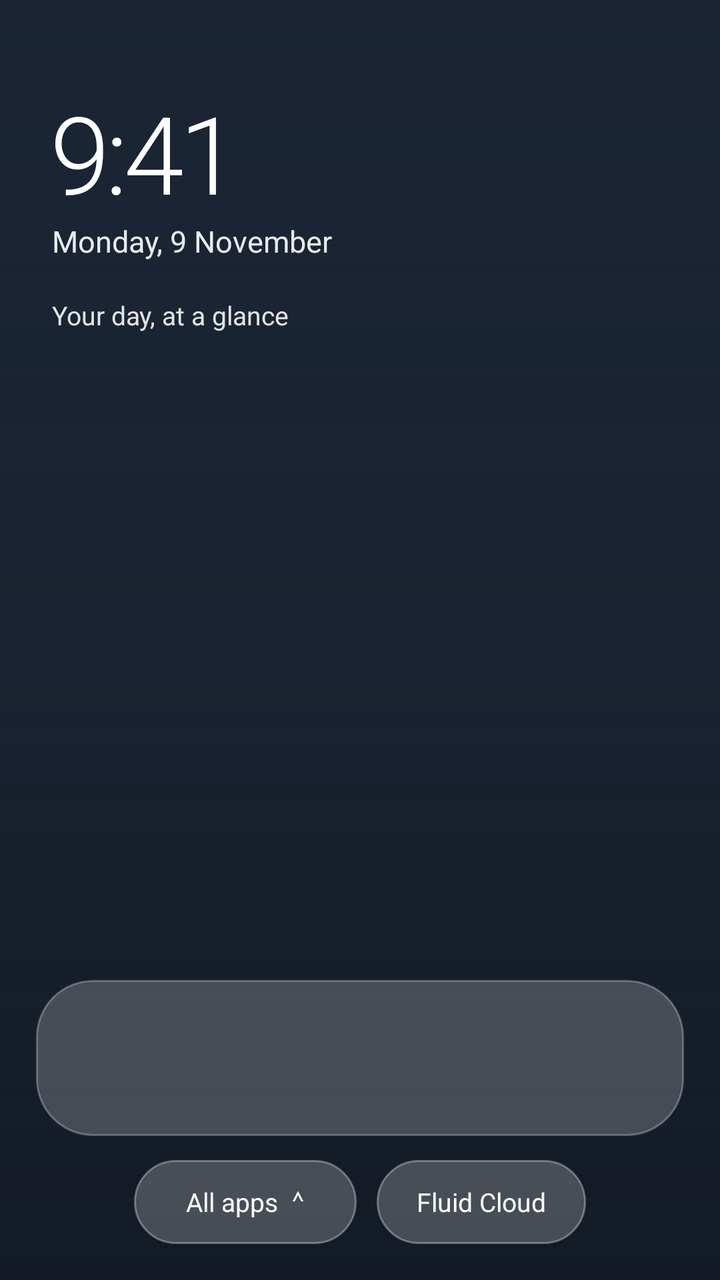
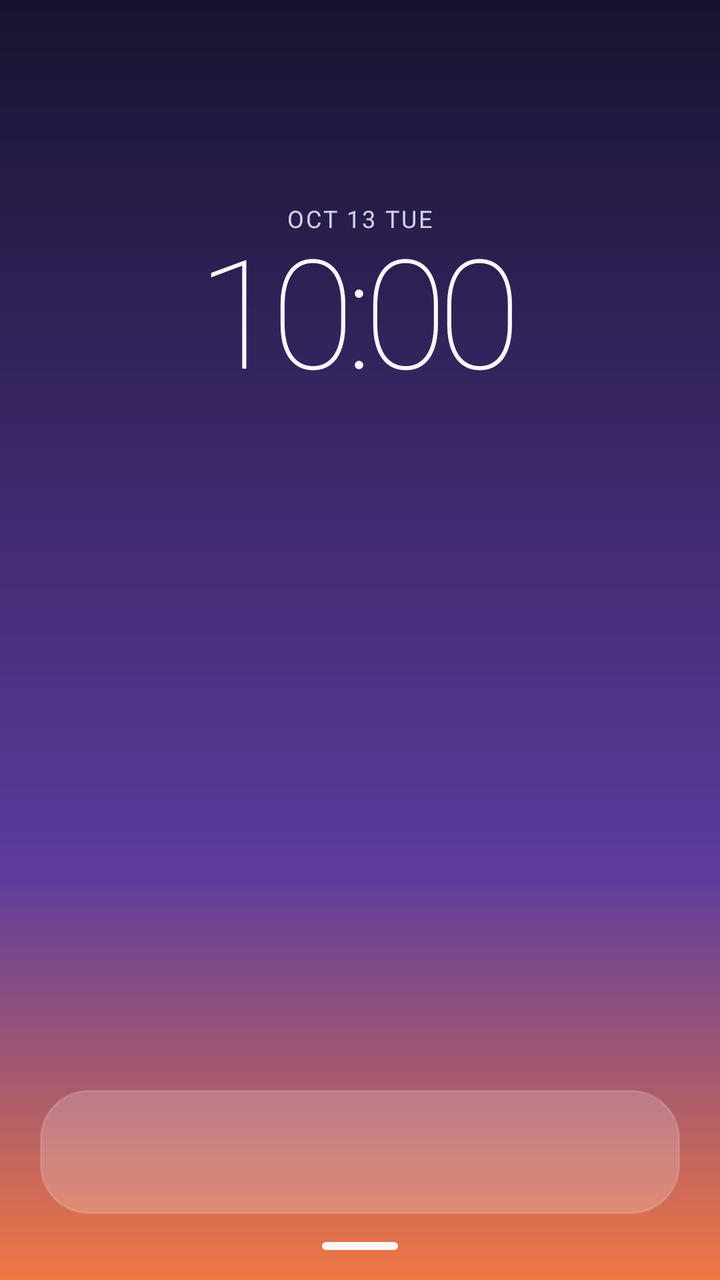

An Android layout rendered at two revisions. The XML below is the earlier revision; the diff shows what the commit changed to produce the second picture.
<!-- AndroidManifest.xml: application theme android:Theme.Material.Light.NoActionBar -->
<!-- res/layout/activity_main.xml -->
<?xml version="1.0" encoding="utf-8"?>
<FrameLayout xmlns:android="http://schemas.android.com/apk/res/android"
    android:id="@+id/rootContainer"
    android:layout_width="match_parent"
    android:layout_height="match_parent"
    android:background="#17202B">

    <View
        android:id="@+id/wallpaperScrim"
        android:layout_width="match_parent"
        android:layout_height="match_parent"
        android:background="@drawable/wallpaper_scrim" />

    <LinearLayout
        android:id="@+id/homeContent"
        android:layout_width="match_parent"
        android:layout_height="match_parent"
        android:orientation="vertical"
        android:paddingStart="18dp"
        android:paddingEnd="18dp"
        android:paddingTop="30dp"
        android:paddingBottom="18dp">

        <LinearLayout
            android:layout_width="match_parent"
            android:layout_height="wrap_content"
            android:orientation="vertical"
            android:paddingStart="8dp"
            android:paddingTop="10dp"
            android:paddingBottom="20dp">
            <TextView
                android:id="@+id/clockText"
                android:layout_width="wrap_content"
                android:layout_height="wrap_content"
                android:text="9:41"
                android:textColor="#FFFFFFFF"
                android:textSize="54sp"
                android:fontFamily="sans-serif-light"
                android:letterSpacing="-0.04" />
            <TextView
                android:id="@+id/dateText"
                android:layout_width="wrap_content"
                android:layout_height="wrap_content"
                android:layout_marginTop="-2dp"
                android:text="Monday, 9 November"
                android:textColor="#E8FFFFFF"
                android:textSize="15sp" />
            <TextView
                android:id="@+id/greetingText"
                android:layout_width="wrap_content"
                android:layout_height="wrap_content"
                android:layout_marginTop="18dp"
                android:text="Your day, at a glance"
                android:textColor="#DFFFFFFF"
                android:textSize="13sp" />
        </LinearLayout>

        <androidx.viewpager2.widget.ViewPager2
            android:id="@+id/homeViewPager"
            android:layout_width="match_parent"
            android:layout_height="0dp"
            android:layout_weight="1"
            android:clipToPadding="false"
            android:clipChildren="false"
            android:overScrollMode="never" />

        <LinearLayout
            android:id="@+id/pageDots"
            android:layout_width="match_parent"
            android:layout_height="22dp"
            android:gravity="center"
            android:orientation="horizontal" />

        <LinearLayout
            android:id="@+id/dockContainer"
            android:layout_width="match_parent"
            android:layout_height="78dp"
            android:layout_marginTop="6dp"
            android:gravity="center"
            android:orientation="horizontal"
            android:paddingStart="10dp"
            android:paddingEnd="10dp"
            android:background="@drawable/dock_background" />

        <LinearLayout
            android:layout_width="match_parent"
            android:layout_height="wrap_content"
            android:layout_marginTop="12dp"
            android:gravity="center"
            android:orientation="horizontal">
            <TextView
                android:id="@+id/drawerButton"
                android:layout_width="wrap_content"
                android:layout_height="42dp"
                android:gravity="center"
                android:paddingStart="26dp"
                android:paddingEnd="26dp"
                android:text="All apps  ⌃"
                android:textColor="#FFFFFFFF"
                android:textSize="13sp"
                android:background="@drawable/chip_background" />
            <TextView
                android:id="@+id/fluidCloudButton"
                android:layout_width="wrap_content"
                android:layout_height="42dp"
                android:layout_marginStart="10dp"
                android:gravity="center"
                android:paddingStart="20dp"
                android:paddingEnd="20dp"
                android:text="Fluid Cloud"
                android:textColor="#FFFFFFFF"
                android:textSize="13sp"
                android:background="@drawable/chip_background" />
        </LinearLayout>
    </LinearLayout>

    <LinearLayout
        android:id="@+id/appDrawerContainer"
        android:layout_width="match_parent"
        android:layout_height="match_parent"
        android:orientation="vertical"
        android:paddingStart="18dp"
        android:paddingEnd="18dp"
        android:paddingTop="42dp"
        android:paddingBottom="20dp"
        android:background="@drawable/drawer_background"
        android:visibility="gone">

        <TextView
            android:layout_width="match_parent"
            android:layout_height="wrap_content"
            android:text="All apps"
            android:textColor="#FFFFFFFF"
            android:textSize="28sp"
            android:fontFamily="sans-serif-medium"
            android:paddingStart="4dp"
            android:paddingBottom="16dp" />
        <EditText
            android:id="@+id/searchBar"
            android:layout_width="match_parent"
            android:layout_height="54dp"
            android:hint="⌕   Search apps"
            android:singleLine="true"
            android:inputType="text"
            android:paddingStart="20dp"
            android:paddingEnd="20dp"
            android:textColor="#FFFFFFFF"
            android:textColorHint="#CFFFFFFF"
            android:textSize="15sp"
            android:background="@drawable/search_background" />
        <androidx.recyclerview.widget.RecyclerView
            android:id="@+id/appsRecyclerView"
            android:layout_width="match_parent"
            android:layout_height="0dp"
            android:layout_weight="1"
            android:paddingTop="18dp"
            android:clipToPadding="false"
            android:overScrollMode="never" />
        <TextView
            android:id="@+id/closeDrawerButton"
            android:layout_width="wrap_content"
            android:layout_height="42dp"
            android:layout_gravity="center"
            android:gravity="center"
            android:paddingStart="30dp"
            android:paddingEnd="30dp"
            android:text="Close"
            android:textColor="#FFFFFFFF"
            android:textSize="13sp"
            android:background="@drawable/chip_background" />
    </LinearLayout>
</FrameLayout>
<!-- resources referenced by this layout -->
<resources>
  <!-- drawable chip_background (drawable) -->
  <shape xmlns:android="http://schemas.android.com/apk/res/android" android:shape="rectangle">
      <solid android:color="#38FFFFFF" />
      <corners android:radius="24dp" />
      <stroke android:width="1dp" android:color="#55FFFFFF" />
  </shape>
  <!-- drawable dock_background (drawable) -->
  <shape xmlns:android="http://schemas.android.com/apk/res/android" android:shape="rectangle">
      <solid android:color="#35FFFFFF" />
      <corners android:radius="28dp" />
      <stroke android:width="1dp" android:color="#45FFFFFF" />
  </shape>
  <!-- drawable drawer_background (drawable) -->
  <shape xmlns:android="http://schemas.android.com/apk/res/android" android:shape="rectangle">
      <solid android:color="#E91A2636" />
      <corners android:topLeftRadius="30dp" android:topRightRadius="30dp" />
      <stroke android:width="1dp" android:color="#35FFFFFF" />
  </shape>
  <!-- drawable search_background (drawable) -->
  <shape xmlns:android="http://schemas.android.com/apk/res/android" android:shape="rectangle">
      <solid android:color="#35FFFFFF" />
      <corners android:radius="28dp" />
      <stroke android:width="1dp" android:color="#55FFFFFF" />
  </shape>
  <!-- drawable wallpaper_scrim (drawable) -->
  <shape xmlns:android="http://schemas.android.com/apk/res/android" android:shape="rectangle">
      <gradient android:angle="270" android:startColor="#55202D48" android:centerColor="#33202D48" android:endColor="#AA101722" />
  </shape>
</resources>

<!-- the commit's change to res/layout/activity_main.xml (unified diff, before → after) -->
@@ -3,13 +3,7 @@
     android:id="@+id/rootContainer"
     android:layout_width="match_parent"
     android:layout_height="match_parent"
-    android:background="#17202B">
-
-    <View
-        android:id="@+id/wallpaperScrim"
-        android:layout_width="match_parent"
-        android:layout_height="match_parent"
-        android:background="@drawable/wallpaper_scrim" />
+    android:background="@drawable/coloros_wallpaper">
 
     <LinearLayout
         android:id="@+id/homeContent"
@@ -18,41 +12,34 @@
         android:orientation="vertical"
         android:paddingStart="18dp"
         android:paddingEnd="18dp"
-        android:paddingTop="30dp"
-        android:paddingBottom="18dp">
+        android:paddingTop="42dp"
+        android:paddingBottom="12dp">
 
         <LinearLayout
+            android:id="@+id/clockHeader"
             android:layout_width="match_parent"
-            android:layout_height="wrap_content"
-            android:orientation="vertical"
-            android:paddingStart="8dp"
-            android:paddingTop="10dp"
-            android:paddingBottom="20dp">
+            android:layout_height="220dp"
+            android:gravity="center"
+            android:orientation="vertical">
+            <TextView
+                android:id="@+id/dateText"
+                android:layout_width="wrap_content"
+                android:layout_height="wrap_content"
+                android:text="OCT 13 TUE"
+                android:textColor="#DDEBEEFF"
+                android:textSize="12sp"
+                android:letterSpacing="0.08" />
             <TextView
                 android:id="@+id/clockText"
                 android:layout_width="wrap_content"
                 android:layout_height="wrap_content"
-                android:text="9:41"
-                android:textColor="#FFFFFFFF"
-                android:textSize="54sp"
-                android:fontFamily="sans-serif-light"
-                android:letterSpacing="-0.04" />
-            <TextView
-                android:id="@+id/dateText"
-                android:layout_width="wrap_content"
-                android:layout_height="wrap_content"
-                android:layout_marginTop="-2dp"
-                android:text="Monday, 9 November"
-                android:textColor="#E8FFFFFF"
-                android:textSize="15sp" />
-            <TextView
-                android:id="@+id/greetingText"
-                android:layout_width="wrap_content"
-                android:layout_height="wrap_content"
-                android:layout_marginTop="18dp"
-                android:text="Your day, at a glance"
-                android:textColor="#DFFFFFFF"
-                android:textSize="13sp" />
+                android:layout_marginTop="-4dp"
+                android:text="10:00"
+                android:textColor="#FFF7F7FF"
+                android:textSize="76sp"
+                android:fontFamily="sans-serif-thin"
+                android:includeFontPadding="false"
+                android:letterSpacing="-0.06" />
         </LinearLayout>
 
         <androidx.viewpager2.widget.ViewPager2
@@ -67,51 +54,32 @@
         <LinearLayout
             android:id="@+id/pageDots"
             android:layout_width="match_parent"
-            android:layout_height="22dp"
+            android:layout_height="24dp"
             android:gravity="center"
             android:orientation="horizontal" />
 
         <LinearLayout
             android:id="@+id/dockContainer"
             android:layout_width="match_parent"
-            android:layout_height="78dp"
-            android:layout_marginTop="6dp"
+            android:layout_height="62dp"
+            android:layout_marginStart="2dp"
+            android:layout_marginEnd="2dp"
+            android:layout_marginBottom="12dp"
             android:gravity="center"
             android:orientation="horizontal"
-            android:paddingStart="10dp"
-            android:paddingEnd="10dp"
+            android:paddingStart="8dp"
+            android:paddingEnd="8dp"
             android:background="@drawable/dock_background" />
 
-        <LinearLayout
-            android:layout_width="match_parent"
-            android:layout_height="wrap_content"
-            android:layout_marginTop="12dp"
-            android:gravity="center"
-            android:orientation="horizontal">
-            <TextView
-                android:id="@+id/drawerButton"
-                android:layout_width="wrap_content"
-                android:layout_height="42dp"
-                android:gravity="center"
-                android:paddingStart="26dp"
-                android:paddingEnd="26dp"
-                android:text="All apps  ⌃"
-                android:textColor="#FFFFFFFF"
-                android:textSize="13sp"
-                android:background="@drawable/chip_background" />
-            <TextView
-                android:id="@+id/fluidCloudButton"
-                android:layout_width="wrap_content"
-                android:layout_height="42dp"
-                android:layout_marginStart="10dp"
-                android:gravity="center"
-                android:paddingStart="20dp"
-                android:paddingEnd="20dp"
-                android:text="Fluid Cloud"
-                android:textColor="#FFFFFFFF"
-                android:textSize="13sp"
-                android:background="@drawable/chip_background" />
-        </LinearLayout>
+        <View
+            android:id="@+id/drawerHandle"
+            android:layout_width="38dp"
+            android:layout_height="4dp"
+            android:layout_gravity="center"
+            android:layout_marginTop="2dp"
+            android:layout_marginBottom="3dp"
+            android:background="@drawable/gesture_handle"
+            android:contentDescription="Open app drawer" />
     </LinearLayout>
 
     <LinearLayout
@@ -125,7 +93,6 @@
         android:paddingBottom="20dp"
         android:background="@drawable/drawer_background"
         android:visibility="gone">
-
         <TextView
             android:layout_width="match_parent"
             android:layout_height="wrap_content"
<!-- resource entries referenced after the edit -->
@@ -6,11 +6,15 @@
       <corners android:radius="24dp" />
       <stroke android:width="1dp" android:color="#55FFFFFF" />
   </shape>
+  <!-- drawable coloros_wallpaper (drawable) -->
+  <shape xmlns:android="http://schemas.android.com/apk/res/android" android:shape="rectangle">
+      <gradient android:type="linear" android:angle="270" android:startColor="#17132F" android:centerColor="#5C3B9D" android:endColor="#F07842" android:centerY="0.68" />
+  </shape>
   <!-- drawable dock_background (drawable) -->
   <shape xmlns:android="http://schemas.android.com/apk/res/android" android:shape="rectangle">
-      <solid android:color="#35FFFFFF" />
-      <corners android:radius="28dp" />
-      <stroke android:width="1dp" android:color="#45FFFFFF" />
+      <solid android:color="#32FFFFFF" />
+      <corners android:radius="24dp" />
+      <stroke android:width="1dp" android:color="#28FFFFFF" />
   </shape>
   <!-- drawable drawer_background (drawable) -->
   <shape xmlns:android="http://schemas.android.com/apk/res/android" android:shape="rectangle">
@@ -18,15 +22,16 @@
       <corners android:topLeftRadius="30dp" android:topRightRadius="30dp" />
       <stroke android:width="1dp" android:color="#35FFFFFF" />
   </shape>
+  <!-- drawable gesture_handle (drawable) -->
+  <shape xmlns:android="http://schemas.android.com/apk/res/android" android:shape="rectangle">
+      <solid android:color="#EFFFFFFF" />
+      <corners android:radius="4dp" />
+  </shape>
   <!-- drawable search_background (drawable) -->
   <shape xmlns:android="http://schemas.android.com/apk/res/android" android:shape="rectangle">
       <solid android:color="#35FFFFFF" />
       <corners android:radius="28dp" />
       <stroke android:width="1dp" android:color="#55FFFFFF" />
   </shape>
-  <!-- drawable wallpaper_scrim (drawable) -->
-  <shape xmlns:android="http://schemas.android.com/apk/res/android" android:shape="rectangle">
-      <gradient android:angle="270" android:startColor="#55202D48" android:centerColor="#33202D48" android:endColor="#AA101722" />
-  </shape>
 </resources>
 
